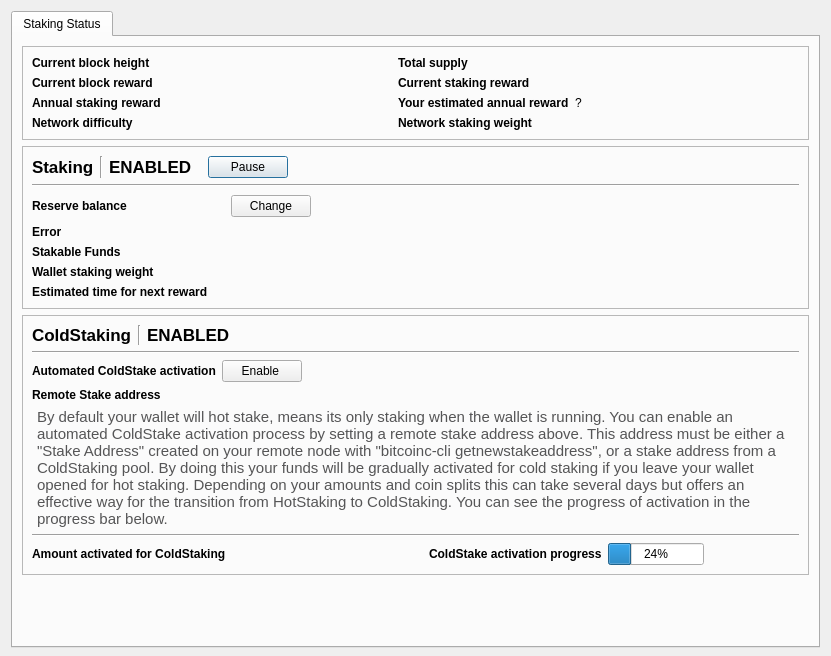
The window that src/qt/forms/stakingdialog.ui (Bitcoin-Confidential/BitcoinC-Core) describes before a commit, drawn with Qt 5.
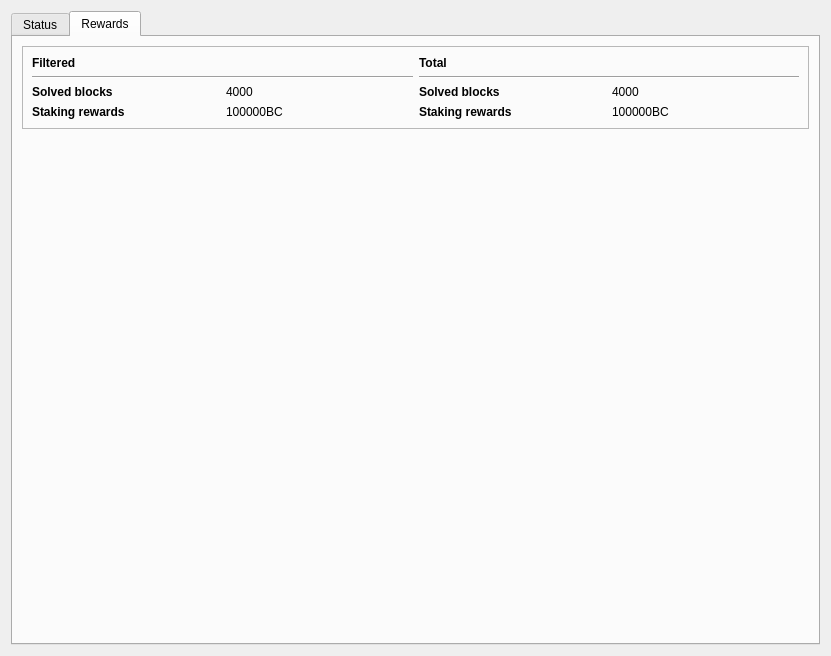
The same window after the commit.

Commit message: qt: New stake reward tab, New stake addresses tab, Address book refactor

Patch:
```diff
--- a/src/qt/forms/stakingdialog.ui
+++ b/src/qt/forms/stakingdialog.ui
@@ -14,9 +14,6 @@
    <string>Send Coins</string>
   </property>
   <layout class="QVBoxLayout" name="verticalLayout" stretch="0">
-   <property name="bottomMargin">
-    <number>8</number>
-   </property>
    <item>
     <widget class="QTabWidget" name="tabWidget">
      <property name="minimumSize">
@@ -26,11 +23,11 @@
       </size>
      </property>
      <property name="currentIndex">
-      <number>0</number>
+      <number>1</number>
      </property>
      <widget class="QWidget" name="tab">
       <attribute name="title">
-       <string>Staking Status</string>
+       <string>Status</string>
       </attribute>
       <layout class="QVBoxLayout" name="verticalLayout_10">
        <item>
@@ -881,6 +878,171 @@
        </item>
       </layout>
      </widget>
+     <widget class="QWidget" name="rewardsTab">
+      <attribute name="title">
+       <string>Rewards</string>
+      </attribute>
+      <layout class="QVBoxLayout" name="verticalLayout_6">
+       <item>
+        <widget class="QFrame" name="frame">
+         <property name="frameShape">
+          <enum>QFrame::StyledPanel</enum>
+         </property>
+         <property name="frameShadow">
+          <enum>QFrame::Raised</enum>
+         </property>
+         <layout class="QHBoxLayout" name="horizontalLayout_4">
+          <item>
+           <layout class="QVBoxLayout" name="verticalLayout_7">
+            <item>
+             <widget class="QLabel" name="lblFilterText">
+              <property name="font">
+               <font>
+                <weight>75</weight>
+                <bold>true</bold>
+               </font>
+              </property>
+              <property name="text">
+               <string>Filtered</string>
+              </property>
+             </widget>
+            </item>
+            <item>
+             <widget class="Line" name="line_4">
+              <property name="orientation">
+               <enum>Qt::Horizontal</enum>
+              </property>
+             </widget>
+            </item>
+            <item>
+             <layout class="QGridLayout" name="gridLayout_5">
+              <item row="1" column="0">
+               <widget class="QLabel" name="lblRewardSelectedText">
+                <property name="font">
+                 <font>
+                  <weight>75</weight>
+                  <bold>true</bold>
+                 </font>
+                </property>
+                <property name="text">
+                 <string>Staking rewards</string>
+                </property>
+               </widget>
+              </item>
+              <item row="0" column="0">
+               <widget class="QLabel" name="lblSolvedSelectedText">
+                <property name="font">
+                 <font>
+                  <weight>75</weight>
+                  <bold>true</bold>
+                 </font>
+                </property>
+                <property name="text">
+                 <string>Solved blocks</string>
+                </property>
+               </widget>
+              </item>
+              <item row="0" column="1">
+               <widget class="QLabel" name="lblBlocksSelected">
+                <property name="text">
+                 <string>4000</string>
+                </property>
+               </widget>
+              </item>
+              <item row="1" column="1">
+               <widget class="QLabel" name="lblRewardSelected">
+                <property name="text">
+                 <string>100000BC</string>
+                </property>
+               </widget>
+              </item>
+             </layout>
+            </item>
+           </layout>
+          </item>
+          <item>
+           <layout class="QVBoxLayout" name="verticalLayout_5">
+            <item>
+             <widget class="QLabel" name="label_4">
+              <property name="font">
+               <font>
+                <weight>75</weight>
+                <bold>true</bold>
+               </font>
+              </property>
+              <property name="text">
+               <string>Total</string>
+              </property>
+             </widget>
+            </item>
+            <item>
+             <widget class="Line" name="line_2">
+              <property name="orientation">
+               <enum>Qt::Horizontal</enum>
+              </property>
+             </widget>
+            </item>
+            <item>
+             <layout class="QGridLayout" name="gridLayout_6">
+              <item row="0" column="0">
+               <widget class="QLabel" name="lblBlocksTotalText">
+                <property name="font">
+                 <font>
+                  <weight>75</weight>
+                  <bold>true</bold>
+                 </font>
+                </property>
+                <property name="text">
+                 <string>Solved blocks</string>
+                </property>
+               </widget>
+              </item>
+              <item row="1" column="1">
+               <widget class="QLabel" name="lblRewardTotal">
+                <property name="text">
+                 <string>100000BC</string>
+                </property>
+               </widget>
+              </item>
+              <item row="0" column="1">
+               <widget class="QLabel" name="lblBlocksTotal">
+                <property name="text">
+                 <string>4000</string>
+                </property>
+               </widget>
+              </item>
+              <item row="1" column="0">
+               <widget class="QLabel" name="lblRewardTotalText">
+                <property name="font">
+                 <font>
+                  <weight>75</weight>
+                  <bold>true</bold>
+                 </font>
+                </property>
+                <property name="text">
+                 <string>Staking rewards</string>
+                </property>
+               </widget>
+              </item>
+             </layout>
+            </item>
+           </layout>
+          </item>
+         </layout>
+        </widget>
+       </item>
+       <item>
+        <widget class="QWidget" name="stakingRewards" native="true">
+         <property name="sizePolicy">
+          <sizepolicy hsizetype="Preferred" vsizetype="Expanding">
+           <horstretch>0</horstretch>
+           <verstretch>0</verstretch>
+          </sizepolicy>
+         </property>
+        </widget>
+       </item>
+      </layout>
+     </widget>
     </widget>
    </item>
   </layout>
```
Left out of the diff: 1 changed line with no effect on the pictures. The commit also changes 25 other files.
